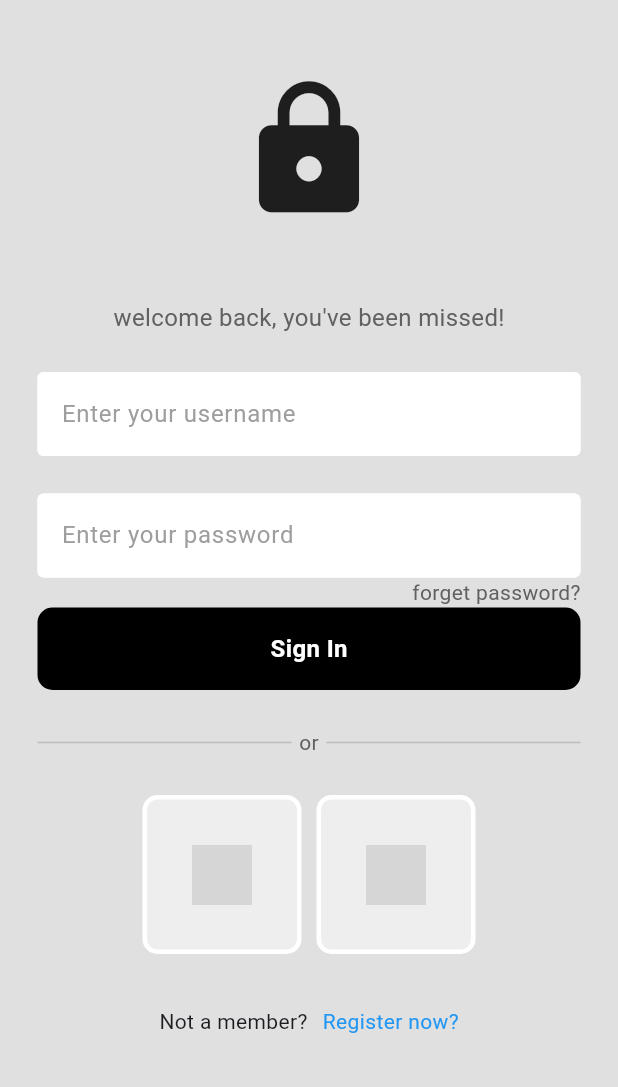
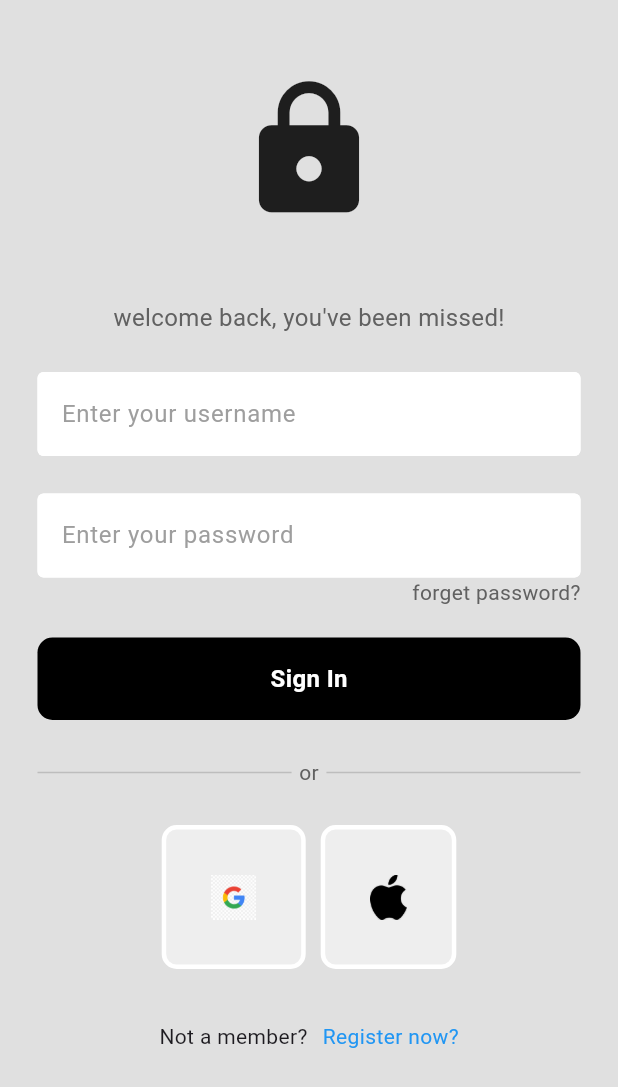
Before and after one commit to Kalhum/ShopProject, a Flutter app: the screen it shows after launch, after a tap on "Sign In", on a phone screen of 412 x 824 dp. Shown: the top 1087 px of the screen. Run offline on Flutter 3.47's test engine with Material 3 defaults, Android fonts, the light colour scheme and no system bars; our stand-ins replace firebase_auth, firebase_core, flutter_lorem, google_sign_in; accounts and stored records are empty; network calls fail; grey boxes are pictures that could not be loaded.

Commit message:
creat login original and login with google by use firebase

```diff
--- /dev/null
+++ b/shoppro/lib/auth_page.dart
@@ -0,0 +1,26 @@
+import 'package:firebase_auth/firebase_auth.dart';
+import 'package:flutter/material.dart';
+import 'package:shoppro/home_screen.dart';
+import 'package:shoppro/login_screen.dart';
+
+class AuthPage extends StatelessWidget {
+  const AuthPage({super.key});
+
+  @override
+  Widget build(BuildContext context) {
+    return Scaffold(
+        body: StreamBuilder<User?>(
+      stream: FirebaseAuth.instance.authStateChanges(),
+      builder: (context, snapshot) {
+        // user it logged in
+        if (snapshot.hasData) {
+          return Home_screen();
+        }
+        // user it NOT logged in
+        else {
+          return LoginScreen();
+        }
+      },
+    ));
+  }
+}
--- a/shoppro/lib/components/my_button.dart
+++ b/shoppro/lib/components/my_button.dart
@@ -2,7 +2,8 @@ import 'package:flutter/material.dart';
 
 class MyButton extends StatelessWidget {
   Function()? onTap ;
-  MyButton({super.key , required this.onTap });
+  String textButton = "" ;
+  MyButton({super.key , required this.onTap ,required this.textButton });
 
   @override
   Widget build(BuildContext context) {
@@ -14,8 +15,7 @@ class MyButton extends StatelessWidget {
         decoration: BoxDecoration(
             color: Colors.black, borderRadius: BorderRadius.circular(10)),
         child: Center(
-            child: Text(
-          "Sign In",
+            child: Text(textButton,
           style: TextStyle(
               color: Colors.white, fontWeight: FontWeight.bold, fontSize: 16),
         )),
--- a/shoppro/lib/components/square_til.dart
+++ b/shoppro/lib/components/square_til.dart
@@ -1,12 +1,15 @@
 import 'package:flutter/material.dart';
 
 class SquareTil extends StatelessWidget {
-  final String imagePaht;
-  const SquareTil({super.key, required this.imagePaht});
+  final String imagePath;
+  final Function()? onTap ;
+  SquareTil({super.key, required this.imagePath , required this.onTap});
 
   @override
   Widget build(BuildContext context) {
-    return Container(
+    return GestureDetector(
+      onTap: onTap,
+      child: Container(
         padding: EdgeInsets.all(30),
         decoration: BoxDecoration(
           color: Colors.grey[200],
@@ -14,8 +17,9 @@ class SquareTil extends StatelessWidget {
           borderRadius: BorderRadius.circular(10),
         ),
         child: Image.asset(
-        imagePaht,
-        height: 40,
+          imagePath,
+          height: 30,
+        ),
       ),
     );
   }
--- a/shoppro/lib/login_screen.dart
+++ b/shoppro/lib/login_screen.dart
@@ -1,18 +1,68 @@
+import 'package:firebase_auth/firebase_auth.dart';
 import 'package:flutter/material.dart';
 import 'package:shoppro/components/my_button.dart';
 import 'package:shoppro/components/my_textfield.dart';
 import 'package:shoppro/components/square_til.dart';
+import 'package:shoppro/services/auth_service.dart';
 
-class LoginScreen extends StatelessWidget {
+class LoginScreen extends StatefulWidget {
   LoginScreen({super.key});
 
+  @override
+  State<LoginScreen> createState() => _LoginScreenState();
+}
+
+class _LoginScreenState extends State<LoginScreen> {
   // text editing controller
   final usernameControler = TextEditingController();
   final passwordController = TextEditingController();
 
+  void signUserIn() async {
+    // show loading circle
+    showDialog(
+        context: context,
+        builder: (context) {
+          return const Center(
+            child: CircularProgressIndicator(),
+          );
+        });
+
+    try {
+      await FirebaseAuth.instance.signInWithEmailAndPassword(
+          email: usernameControler.text, password: passwordController.text);
+      Navigator.pop(context);
+    } on FirebaseAuthException catch (e) {
+      Navigator.pop(context);
+      if (e.code == 'user-not-found') {
+        showEmailMessage();
+        // print("Error code: ${e.code}");
+      } else if (e.code == 'wrong-password') {
+        showPasswordMessage();
+        // print("Error code: ${e.code}");
+      }
+    }
+  }
+
   // sign user in method
+  void showEmailMessage() {
+    showDialog(
+        context: context,
+        builder: (context) {
+          return const AlertDialog(
+            title: Text("Incorrect Email"),
+          );
+        });
+  }
 
-  void singUserIn() {}
+  void showPasswordMessage() {
+    showDialog(
+        context: context,
+        builder: (context) {
+          return const AlertDialog(
+            title: Text("Incorrect Password"),
+          );
+        });
+  }
 
   @override
   Widget build(BuildContext context) {
@@ -63,7 +113,6 @@ class LoginScreen extends StatelessWidget {
                 hintText: "Enter your password",
                 obscureText: true,
               ),
-
               // forget password?
               Padding(
                 padding: const EdgeInsets.symmetric(horizontal: 25.0),
@@ -77,10 +126,13 @@ class LoginScreen extends StatelessWidget {
                   ],
                 ),
               ),
+
+              SizedBox(
+                height: 20,
+              ),
+
               // singin button
-              MyButton(
-                onTap: singUserIn,
-              ),
+              MyButton(onTap: signUserIn , textButton: "Sign In"),
 
               const SizedBox(
                 height: 25,
@@ -119,14 +171,18 @@ class LoginScreen extends StatelessWidget {
               ),
 
               //google + apple sign in buttons
-              const Row(
+              Row(
                 mainAxisAlignment: MainAxisAlignment.center,
                 children: [
-                  SquareTil(imagePaht: 'lib/image/Google_Logo.png'),
+                  SquareTil(
+                    onTap: () => AuthService().singInwithGoolgle(),
+                    imagePath: 'assets/image/Google_Logo.png'),
                   SizedBox(
                     width: 10,
                   ),
-                  SquareTil(imagePaht: 'lib/image/Apple_Logo.png'),
+                  SquareTil(
+                    onTap: (){},
+                    imagePath: 'assets/image/Apple_Logo.png'),
                 ],
               ),
 
--- a/shoppro/lib/main.dart
+++ b/shoppro/lib/main.dart
@@ -1,15 +1,17 @@
 import 'package:flutter/material.dart';
-import 'package:shoppro/login_screen.dart';
+import 'package:shoppro/auth_page.dart';
+// import 'package:shoppro/login_screen.dart';
 import 'package:firebase_core/firebase_core.dart';
 import 'firebase_options.dart';
 
+void main() async {
+  WidgetsFlutterBinding.ensureInitialized();
+  await Firebase.initializeApp();
 
-void main() async {
-
-  WidgetsFlutterBinding.ensureInitialized();
-  await Firebase.initializeApp(
-    options: DefaultFirebaseOptions.currentPlatform,
-  );
+  // WidgetsFlutterBinding.ensureInitialized();
+  // await Firebase.initializeApp(
+  //   options: DefaultFirebaseOptions.currentPlatform,
+  // );
 
   runApp(const MainApp());
 }
@@ -19,8 +21,6 @@ class MainApp extends StatelessWidget {
 
   @override
   Widget build(BuildContext context) {
-    return MaterialApp(
-      home: LoginScreen()
-    );
+    return MaterialApp(home: AuthPage());
   }
 }
--- a/shoppro/pubspec.yaml
+++ b/shoppro/pubspec.yaml
@@ -10,6 +10,9 @@ dependencies:
   flutter:
     sdk: flutter
   firebase_core: ^3.6.0
+  firebase_auth: ^5.3.1
+  google_sign_in: ^6.2.1
+  flutter_lorem: ^2.0.0
 
 
 dev_dependencies:
@@ -21,4 +24,4 @@ flutter:
   uses-material-design: true
 
   assets:
-  - shoppro/assets/
+  - assets/image/
```
Also changed, not shown: shoppro/lib/components/my_box_menu.dart (added, +74 -0 lines), shoppro/lib/home_screen.dart (added, +42 -0 lines), shoppro/lib/menu_page.dart (added, +58 -0 lines), shoppro/lib/services/auth_service.dart (added, +22 -0 lines), shoppro/pubspec.lock, 10 other files. Lines whose indentation alone changed are shown as unchanged.
